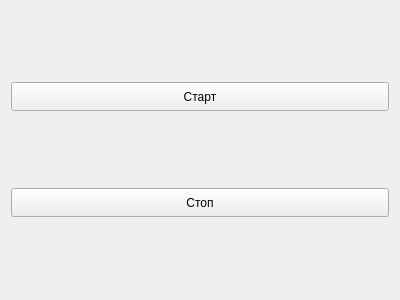
The window that gui/forms/startstopwidget.ui (OSLL/Linux_FreeBSD_networking_perf) describes before a commit, drawn with Qt 5.
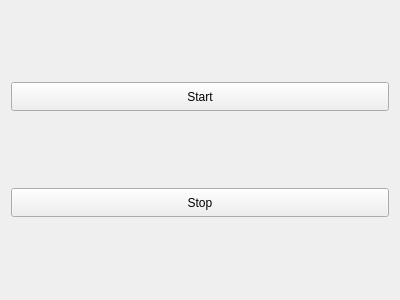
The same window after the commit.

```diff
--- a/gui/forms/startstopwidget.ui
+++ b/gui/forms/startstopwidget.ui
@@ -23,7 +23,7 @@
       </size>
      </property>
      <property name="text">
-      <string>Старт</string>
+      <string>Start</string>
      </property>
     </widget>
    </item>
@@ -36,7 +36,7 @@
       </size>
      </property>
      <property name="text">
-      <string>Стоп</string>
+      <string>Stop</string>
      </property>
     </widget>
    </item>
```
